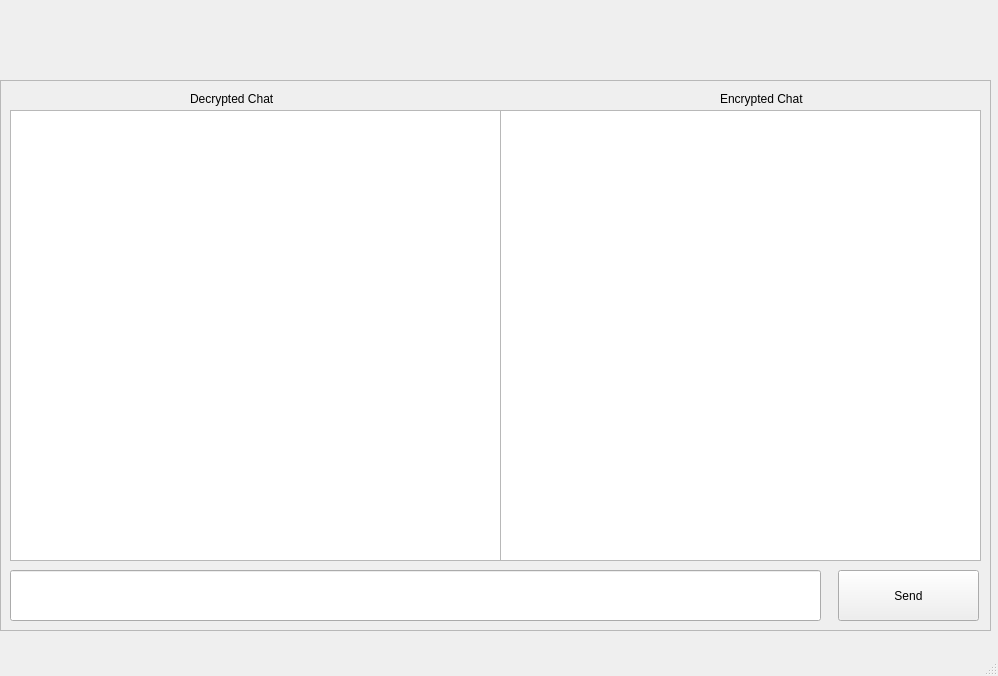
Before: the Qt Designer form chat_app/chat_gui.ui in JarryChou/etsi-qkd-api, drawn with Qt 5.
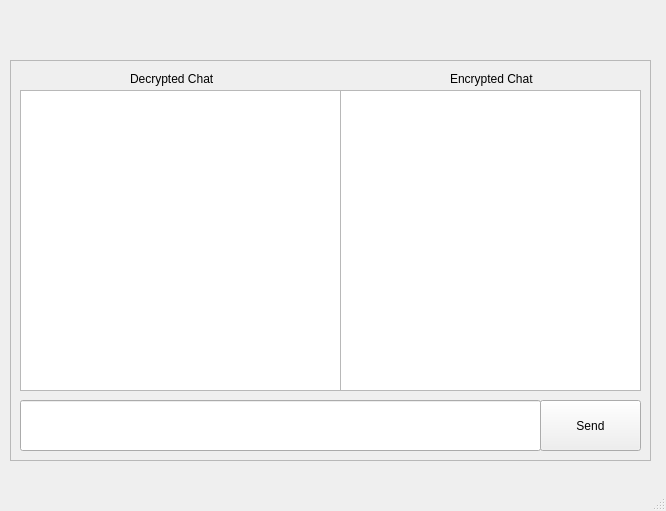
After: the same form once the commit is applied. Icons and pictures are not drawn.

Commit message: reduced size of chat gui

Diff of the .ui file:
```diff
--- a/chat_app/chat_gui.ui
+++ b/chat_app/chat_gui.ui
@@ -6,8 +6,8 @@
    <rect>
     <x>0</x>
     <y>0</y>
-    <width>998</width>
-    <height>676</height>
+    <width>666</width>
+    <height>511</height>
    </rect>
   </property>
   <property name="windowTitle">
@@ -20,10 +20,10 @@
    <widget class="QFrame" name="main_frame">
     <property name="geometry">
      <rect>
-      <x>0</x>
-      <y>80</y>
-      <width>991</width>
-      <height>551</height>
+      <x>10</x>
+      <y>60</y>
+      <width>641</width>
+      <height>401</height>
      </rect>
     </property>
     <property name="autoFillBackground">
@@ -43,8 +43,8 @@
       <rect>
        <x>10</x>
        <y>30</y>
-       <width>491</width>
-       <height>451</height>
+       <width>321</width>
+       <height>301</height>
       </rect>
      </property>
     </widget>
@@ -52,8 +52,8 @@
      <property name="geometry">
       <rect>
        <x>10</x>
-       <y>490</y>
-       <width>811</width>
+       <y>340</y>
+       <width>521</width>
        <height>51</height>
       </rect>
      </property>
@@ -64,9 +64,9 @@
     <widget class="QPushButton" name="send_button">
      <property name="geometry">
       <rect>
-       <x>838</x>
-       <y>490</y>
-       <width>141</width>
+       <x>530</x>
+       <y>340</y>
+       <width>101</width>
        <height>51</height>
       </rect>
      </property>
@@ -77,17 +77,17 @@
     <widget class="QTextEdit" name="encrypted_chat_box">
      <property name="geometry">
       <rect>
-       <x>500</x>
+       <x>330</x>
        <y>30</y>
-       <width>481</width>
-       <height>451</height>
+       <width>301</width>
+       <height>301</height>
       </rect>
      </property>
     </widget>
     <widget class="QLabel" name="label">
      <property name="geometry">
       <rect>
-       <x>190</x>
+       <x>120</x>
        <y>10</y>
        <width>111</width>
        <height>17</height>
@@ -100,7 +100,7 @@
     <widget class="QLabel" name="label_2">
      <property name="geometry">
       <rect>
-       <x>720</x>
+       <x>440</x>
        <y>10</y>
        <width>111</width>
        <height>17</height>
@@ -114,10 +114,10 @@
    <widget class="QLabel" name="label_3">
     <property name="geometry">
      <rect>
-      <x>350</x>
+      <x>230</x>
       <y>0</y>
-      <width>301</width>
-      <height>81</height>
+      <width>241</width>
+      <height>61</height>
      </rect>
     </property>
     <property name="text">
```
Left out of the diff: 2 changed lines with no effect on the pictures. The commit also changes 1 other file.
